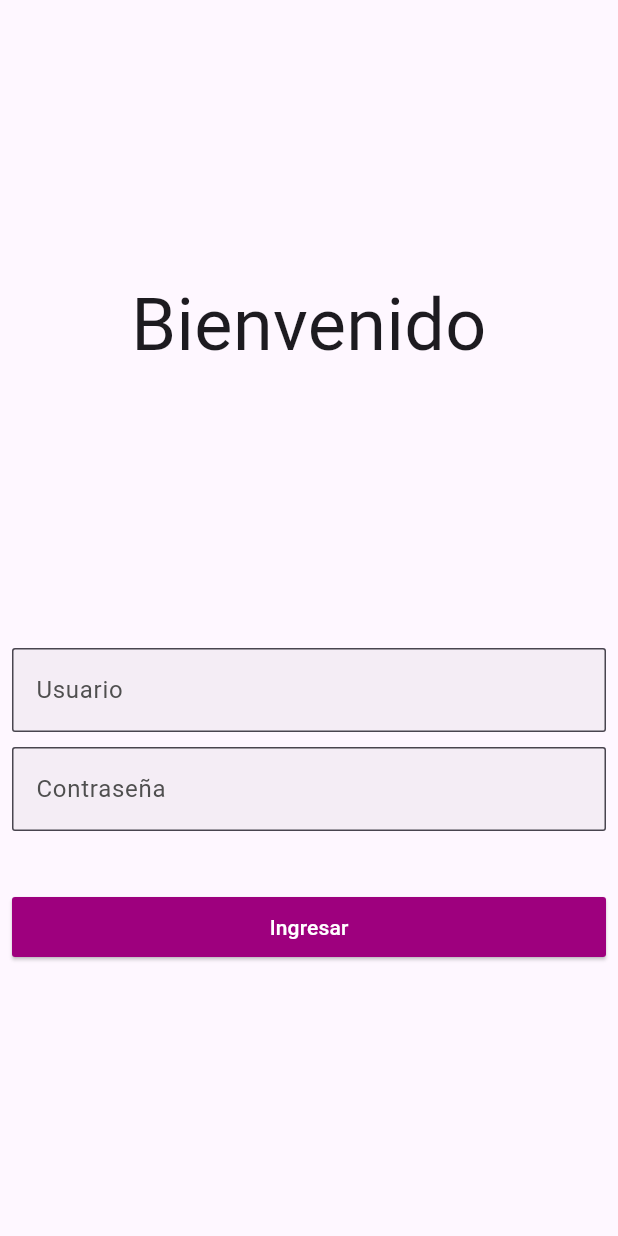
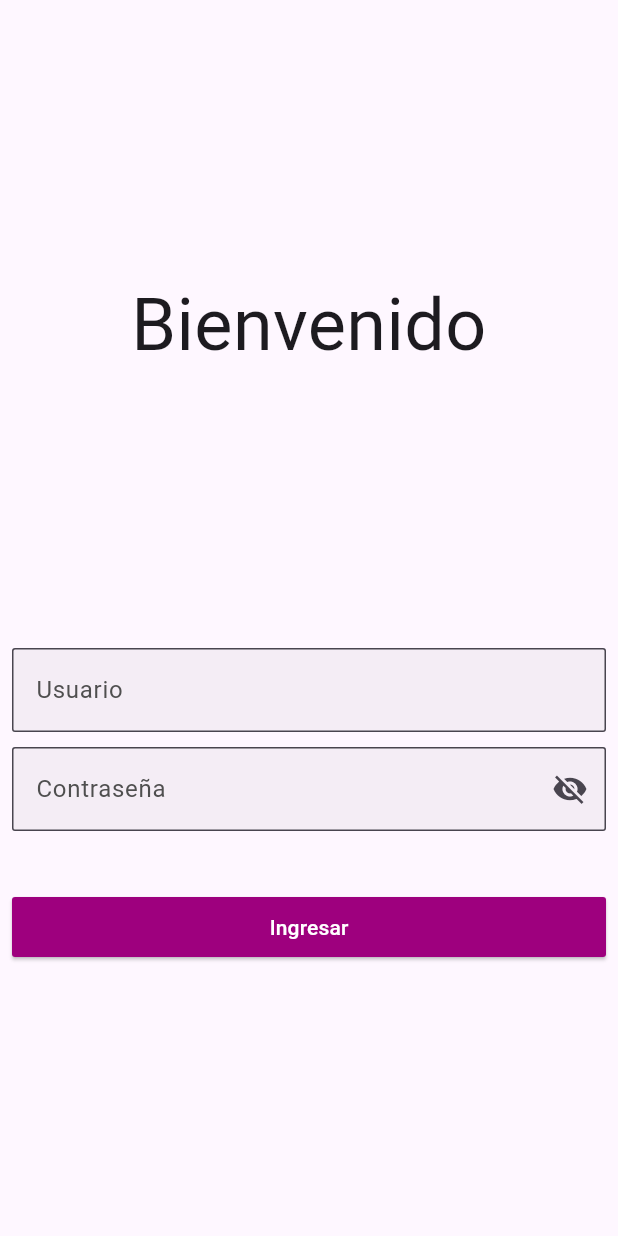
Before and after one commit to Fer-Haring/banana_challenge, a Flutter app: the screen it shows after launch, on a phone screen of 412 x 824 dp. Run offline on Flutter 3.47's test engine with Material 3 defaults, Android fonts, the phone set to English and light mode, and no system bars; our stand-ins replace carousel_slider, flutter_riverpod, go_router, google_fonts, shared_preferences, smooth_page_indicator.

Commit message:
fixes and improvements

```diff
--- a/lib/screens/auth_screen.dart
+++ b/lib/screens/auth_screen.dart
@@ -5,17 +5,27 @@ import 'package:flutter_riverpod/flutter_riverpod.dart';
 import 'package:go_router/go_router.dart';
 import 'package:shared_preferences/shared_preferences.dart';
 
-class AuthScreen extends ConsumerWidget {
+class AuthScreen extends ConsumerStatefulWidget {
   const AuthScreen({super.key});
 
   @override
-  Widget build(BuildContext context, WidgetRef ref) {
+  ConsumerState<AuthScreen> createState() => _AuthScreenState();
+}
+
+class _AuthScreenState extends ConsumerState<AuthScreen> {
   final TextEditingController usernameController = TextEditingController();
   final TextEditingController passwordController = TextEditingController();
+  bool _isLoading = false;
+  bool _isPasswordVisible = false;
+  final _formKey = GlobalKey<FormState>();
 
+  @override
+  Widget build(BuildContext context) {
     return Scaffold(
       body: Padding(
         padding: const EdgeInsets.all(8.0),
+        child: Form(
+          key: _formKey,
           child: Column(
             mainAxisAlignment: MainAxisAlignment.center,
             children: [
@@ -26,7 +36,8 @@ class AuthScreen extends ConsumerWidget {
                   'Bienvenido',
                   textAlign: TextAlign.center,
                   style: TextStyle(fontSize: 48),
-                )),
+                ),
+              ),
               CustomFormFieldInput(
                 controller: usernameController,
                 labelText: 'Usuario',
@@ -35,23 +46,36 @@ class AuthScreen extends ConsumerWidget {
               CustomFormFieldInput(
                 controller: passwordController,
                 isPassword: true,
+                isPasswordVisible: _isPasswordVisible,
                 labelText: 'Contraseña',
+                showPasswordToggle: true,
+                onTogglePasswordVisibility: () {
+                  setState(() {
+                    _isPasswordVisible = !_isPasswordVisible;
+                  });
+                },
               ),
               const SizedBox(height: 40),
               SizedBox(
                 width: double.infinity,
                 child: ElevatedButton(
                   style: ButtonStyle(
-                  foregroundColor: WidgetStateProperty.all(Colors.white),
-                  backgroundColor:
-                      WidgetStateProperty.all(Theme.of(context).primaryColor),
-                  shape: WidgetStateProperty.all<RoundedRectangleBorder>(
+                    foregroundColor: MaterialStateProperty.all(Colors.white),
+                    backgroundColor: MaterialStateProperty.all(
+                        Theme.of(context).primaryColor),
+                    shape: MaterialStateProperty.all<RoundedRectangleBorder>(
                       RoundedRectangleBorder(
                         borderRadius: BorderRadius.circular(2.0),
                       ),
                     ),
                   ),
-                onPressed: () async {
+                  onPressed: _isLoading
+                      ? null
+                      : () async {
+                          if (_formKey.currentState!.validate()) {
+                            setState(() {
+                              _isLoading = true;
+                            });
                             try {
                               final loginResponse = await ref.read(
                                 authProvider({
@@ -59,19 +83,39 @@ class AuthScreen extends ConsumerWidget {
                                   "password": passwordController.text,
                                 }).future,
                               );
-                    final prefs = await SharedPreferences.getInstance();
-                    await prefs.setString('token', loginResponse.token);
+                              final prefs =
+                                  await SharedPreferences.getInstance();
+                              await prefs.setString(
+                                  'token', loginResponse.token);
                               GoRouter.of(context).go('/products');
                             } catch (e) {
                               ScaffoldMessenger.of(context).showSnackBar(
-                      SnackBar(content: Text('Error during login: $e')),
+                                const SnackBar(
+                                    content: Text(
+                                        'Error durante Inicio de sesion: Usuario o contraseña incorrectos')),
                               );
+                            } finally {
+                              setState(() {
+                                _isLoading = false;
+                              });
+                            }
                           }
                         },
-                child: const Text('Ingresar'),
+                  child: _isLoading
+                      ? const SizedBox(
+                          width: 24, // Specify your desired width
+                          height: 24, // Specify your desired height
+                          child: CircularProgressIndicator(
+                            strokeWidth: 2,
+                            valueColor:
+                                AlwaysStoppedAnimation<Color>(Colors.white),
                           ),
                         )
+                      : const Text('Ingresar'),
+                ),
+              ),
             ],
+          ),
         ),
       ),
     );
--- a/lib/widgets/custom_form_fields_inputs.dart
+++ b/lib/widgets/custom_form_fields_inputs.dart
@@ -4,30 +4,30 @@ import 'package:flutter_riverpod/flutter_riverpod.dart';
 class CustomFormFieldInput extends ConsumerWidget {
   final TextEditingController controller;
   final bool isPassword;
+  final bool isPasswordVisible;
   final String labelText;
   final String? Function(String?)? validator;
+  final bool showPasswordToggle;
+  final VoidCallback? onTogglePasswordVisibility;
 
   const CustomFormFieldInput({
     super.key,
     required this.controller,
     this.isPassword = false,
+    this.isPasswordVisible = false,
     required this.labelText,
     this.validator,
+    this.showPasswordToggle = false,
+    this.onTogglePasswordVisibility,
   });
 
   @override
   Widget build(BuildContext context, WidgetRef ref) {
     return TextFormField(
       controller: controller,
-      obscureText: isPassword,
+      obscureText: isPassword && !isPasswordVisible,
       style: const TextStyle(color: Color(0xFF4F4F4F)),
-      validator: validator ??
-          (value) {
-            if (value == null || value.isEmpty) {
-              return 'Por favor complete este campo';
-            }
-            return null;
-          },
+      validator: validator,
       decoration: InputDecoration(
         label: Text(labelText),
         labelStyle: TextStyle(color: Theme.of(context).shadowColor),
@@ -37,6 +37,14 @@ class CustomFormFieldInput extends ConsumerWidget {
         ),
         filled: true,
         fillColor: Theme.of(context).shadowColor.withOpacity(0.06),
+        suffixIcon: showPasswordToggle
+            ? IconButton(
+                icon: Icon(
+                  isPasswordVisible ? Icons.visibility : Icons.visibility_off,
+                ),
+                onPressed: onTogglePasswordVisibility,
+              )
+            : null,
       ),
     );
   }
--- a/lib/widgets/widgets.dart
+++ b/lib/widgets/widgets.dart
@@ -1,2 +1,3 @@
 export "package:banana_challenge/widgets/custom_form_fields_inputs.dart";
 export "package:banana_challenge/widgets/product_card.dart";
+export 'package:banana_challenge/widgets/product_detail_content.dart';
```
Also changed, not shown: lib/screens/product_detail_screen.dart (+10 -53 lines), lib/widgets/product_detail_content.dart (added, +91 -0 lines). Lines whose indentation alone changed are shown as unchanged.
